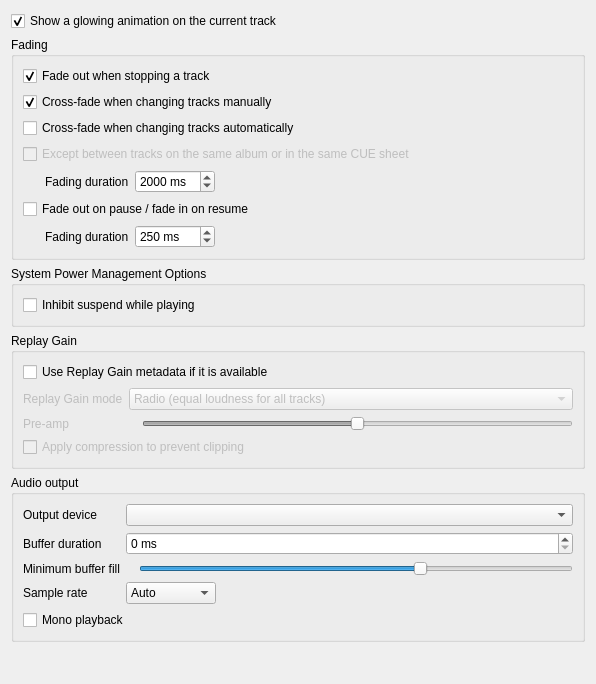
Before: the Qt Designer form src/ui/playbacksettingspage.ui in clementine-player/Clementine, drawn with Qt 5.
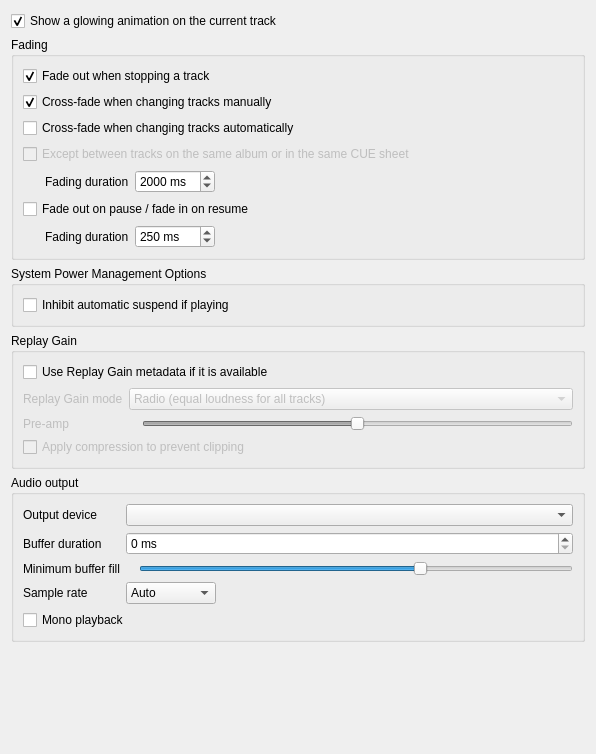
After: the same form once the commit is applied. Custom widgets are drawn as their Qt base class.

Patch:
```diff
--- a/src/ui/playbacksettingspage.ui
+++ b/src/ui/playbacksettingspage.ui
@@ -7,7 +7,7 @@
     <x>0</x>
     <y>0</y>
     <width>596</width>
-    <height>684</height>
+    <height>754</height>
    </rect>
   </property>
   <property name="windowTitle">
@@ -186,7 +186,7 @@
       <item>
        <widget class="QCheckBox" name="inhibit_suspend_while_playing">
         <property name="text">
-         <string>Inhibit suspend while playing</string>
+         <string>Inhibit automatic suspend if playing</string>
         </property>
        </widget>
       </item>
```
Left out of the diff: 25 changed lines with no effect on the pictures.
